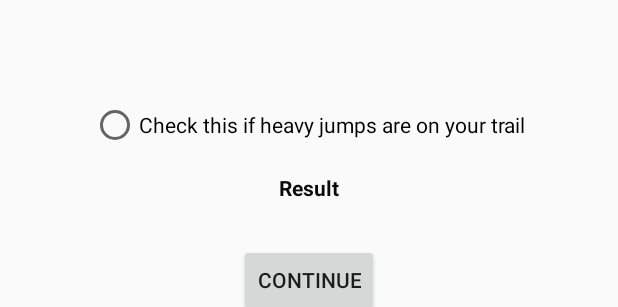
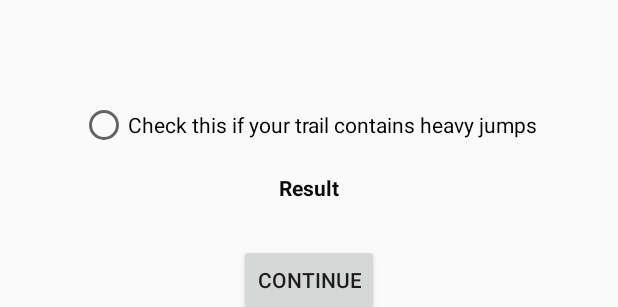
Before and after one commit to jlenotte/tuneyourshocks, an Android app: the layout activity_main.xml on its own in the app's theme, with its tools: preview values and no code run, on a phone screen of 412 x 824 dp. Shown: the part 716-1023 px from the top of the screen. Run offline under Robolectric (Android 15) with nearby library versions, the phone set to English and light mode, and no system bars.

Commit message:
[changed]: changed RadioButton text to a shorter phrase

```diff
--- a/app/src/main/res/layout/activity_main.xml
+++ b/app/src/main/res/layout/activity_main.xml
@@ -61,7 +61,7 @@
         app:layout_constraintEnd_toEndOf="parent"
         app:layout_constraintHorizontal_bias="0.466"
         app:layout_constraintStart_toStartOf="parent"
-        tools:text="Check this if heavy jumps are on your trail" />
+        tools:text="Check this if your trail contains heavy jumps" />
 
     <TextView
         android:id="@+id/textView"
```
